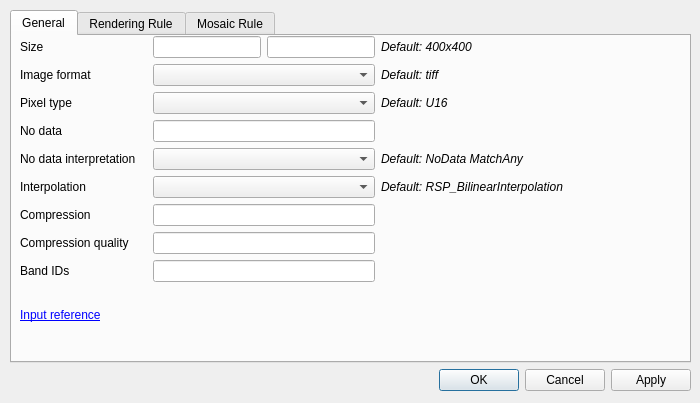
This is settings.ui in havochvatten/ArcGISConnector-QGIS-Plugin as Qt 5 draws it before an edit. The edited form follows.
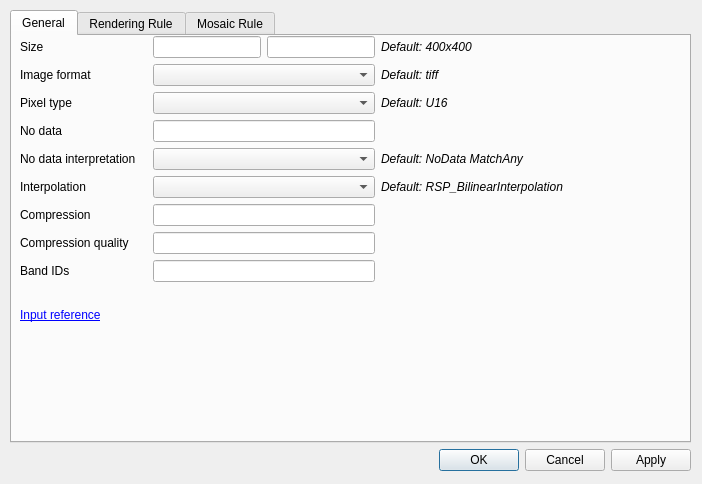
This is the edited form.

Commit message: Fixed input reference url

What changed in the file:
```diff
--- a/settings.ui
+++ b/settings.ui
@@ -6,8 +6,8 @@
    <rect>
     <x>0</x>
     <y>0</y>
-    <width>700</width>
-    <height>403</height>
+    <width>702</width>
+    <height>484</height>
    </rect>
   </property>
   <property name="windowTitle">
@@ -19,7 +19,7 @@
      <x>10</x>
      <y>10</y>
      <width>681</width>
-     <height>381</height>
+     <height>461</height>
     </rect>
    </property>
    <layout class="QVBoxLayout" name="verticalLayout_2">
```
Left out of the diff: 6 changed lines with no effect on the pictures.
